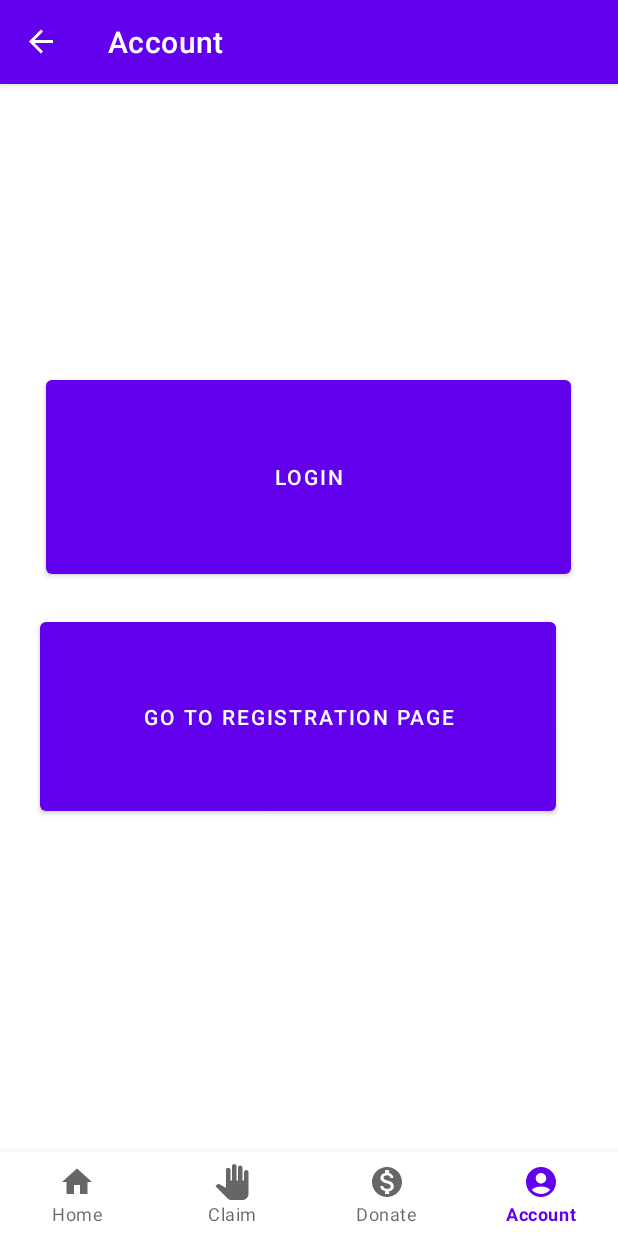
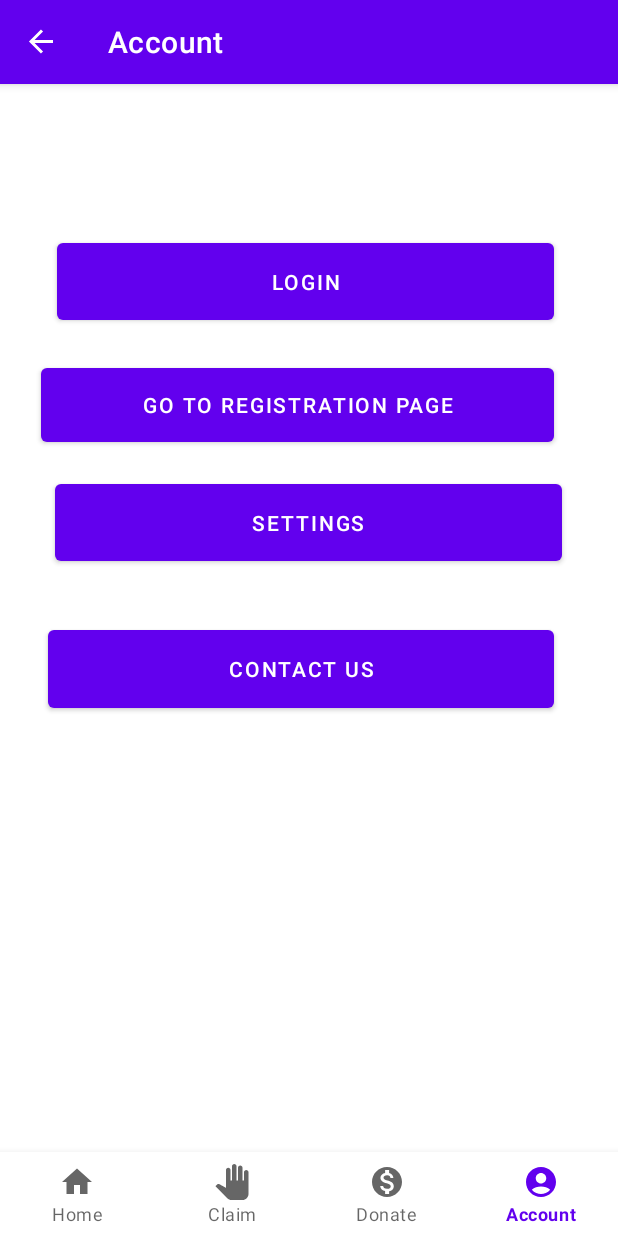
Before and after one commit to AbdullahArean/ClimateRelief, an Android app: the AccountFragment screen opened through its navigation route, on a phone screen of 412 x 824 dp. Run offline under Robolectric (Android 15) with nearby library versions, the light colour scheme and no system bars; our stand-ins replace navigation-ui; 1 statement that could not run was skipped.

Commit message:
Settings Adjusted, Moved From Activity main weather to account

```diff
--- a/app/src/main/AndroidManifest.xml
+++ b/app/src/main/AndroidManifest.xml
@@ -20,7 +20,6 @@
             android:name=".ui.activity.SplashScreenActivity"
             android:configChanges="orientation|keyboardHidden|screenSize"
             android:exported="true"
-            android:label="@string/title_activity_fullscreen"
             android:theme="@style/Theme.MyApplication.Fullscreen">
             <intent-filter>
                 <action android:name="android.intent.action.MAIN" />
--- a/app/src/main/java/com/arean/ClimateRelief/ui/account/AccountFragment.java
+++ b/app/src/main/java/com/arean/ClimateRelief/ui/account/AccountFragment.java
@@ -13,16 +13,18 @@ import androidx.fragment.app.Fragment;
 import androidx.lifecycle.ViewModelProvider;
 
 import com.arean.ClimateRelief.databinding.FragmentAccountBinding;
+import com.arean.ClimateRelief.R;
+import com.arean.ClimateRelief.ui.activity.ContactUsActivity;
 import com.arean.ClimateRelief.ui.activity.LoginActivity;
-import com.arean.ClimateRelief.R;
 import com.arean.ClimateRelief.ui.activity.RegisterActivity;
+import com.arean.ClimateRelief.ui.fragment.SettingsFragment;
+import com.arean.ClimateRelief.utils.AppUtil;
 
 public class AccountFragment extends Fragment {
 
 
 
     private FragmentAccountBinding binding;
-    private Button buttonRegisterFromAccount;
 
     public View onCreateView(@NonNull LayoutInflater inflater,
                              ViewGroup container, Bundle savedInstanceState) {
@@ -35,9 +37,6 @@ public class AccountFragment extends Fragment {
 
         binding = FragmentAccountBinding.inflate(inflater, container, false);
         View root = binding.getRoot();
-
-        final TextView textView = binding.textAccount;
-        accountViewModel.getText().observe(getViewLifecycleOwner(), textView::setText);
 
         Button buttonRegisterFromAccount = (Button) root.findViewById(R.id.buttonRegisterFromAccount);
 
@@ -59,15 +58,31 @@ public class AccountFragment extends Fragment {
             public void onClick(View view) {
                 Intent intent = new Intent(getActivity(), LoginActivity.class);
                 startActivity(intent);
+
+            }
+        });
+        Button buttoncontactus = (Button) root.findViewById(R.id.button_contactus);
+
+        buttoncontactus.setOnClickListener(new View.OnClickListener() {
+            @Override
+            public void onClick(View view) {
+                Intent intent = new Intent(getActivity(), ContactUsActivity.class);
+                startActivity(intent);
+            }
+        });
+        Button buttonsettings = root.findViewById(R.id.buttonsettings);
+        buttonsettings.setOnClickListener(new View.OnClickListener() {
+            @Override
+            public void onClick(View view) {
+                showAboutFragment();
             }
         });
 
 
-
-
-
-
         return root;
+    }
+    public void showAboutFragment() {
+       AppUtil.showFragment(new SettingsFragment(), requireActivity().getSupportFragmentManager(), true);
     }
 
     @Override
--- a/app/src/main/java/com/arean/ClimateRelief/ui/activity/MainActivityweather.java
+++ b/app/src/main/java/com/arean/ClimateRelief/ui/activity/MainActivityweather.java
@@ -25,7 +25,7 @@ import com.arean.ClimateRelief.model.db.ItemHourlyDB;
 import com.arean.ClimateRelief.model.fivedayweather.FiveDayResponse;
 import com.arean.ClimateRelief.model.fivedayweather.ItemHourly;
 import com.arean.ClimateRelief.utils.service.ApiService;
-import com.arean.ClimateRelief.ui.fragment.AboutFragment;
+import com.arean.ClimateRelief.ui.fragment.SettingsFragment;
 import com.arean.ClimateRelief.ui.fragment.MultipleDaysFragment;
 import com.arean.ClimateRelief.utils.ApiClient;
 import com.arean.ClimateRelief.utils.AppUtil;
@@ -156,7 +156,8 @@ public class MainActivityweather extends BaseActivity {
     binding.bar.setNavigationOnClickListener(new View.OnClickListener() {
       @Override
       public void onClick(View v) {
-        showAboutFragment();
+
+        //showAboutFragment();
       }
     });
     typeface = Typeface.createFromAsset(getAssets(), "fonts/Vazir.ttf");
@@ -518,7 +519,7 @@ public class MainActivityweather extends BaseActivity {
   }
 
   public void showAboutFragment() {
-    AppUtil.showFragment(new AboutFragment(), getSupportFragmentManager(), true);
+    AppUtil.showFragment(new SettingsFragment(), getSupportFragmentManager(), true);
   }
 
   @Override
--- a/app/src/main/java/com/arean/ClimateRelief/ui/fragment/AboutFragment.java
+++ b/app/src/main/java/com/arean/ClimateRelief/ui/fragment/SettingsFragment.java
@@ -19,7 +19,7 @@ import androidx.appcompat.app.AppCompatDelegate;
 import androidx.fragment.app.DialogFragment;
 
 import com.arean.ClimateRelief.R;
-import com.arean.ClimateRelief.databinding.FragmentAboutBinding;
+import com.arean.ClimateRelief.databinding.FragmentSettingsBinding;
 import com.arean.ClimateRelief.ui.activity.MainActivityweather;
 import com.arean.ClimateRelief.utils.AppUtil;
 import com.arean.ClimateRelief.utils.LocaleManager;
@@ -28,16 +28,16 @@ import com.arean.ClimateRelief.utils.SharedPreferencesUtil;
 import com.arean.ClimateRelief.utils.ViewAnimation;
 
 
-public class AboutFragment extends DialogFragment {
+public class SettingsFragment extends DialogFragment {
 
   private Activity activity;
   private String currentLanguage;
-  private FragmentAboutBinding binding;
+  private FragmentSettingsBinding binding;
 
   @Override
   public View onCreateView(@NonNull LayoutInflater inflater, ViewGroup container,
                            Bundle savedInstanceState) {
-    binding = FragmentAboutBinding.inflate(inflater, container, false);
+    binding = FragmentSettingsBinding.inflate(inflater, container, false);
     View view = binding.getRoot();
     initVariables(view);
     return view;
@@ -84,9 +84,9 @@ public class AboutFragment extends DialogFragment {
       @Override
       public void onClick(View v) {
         dismiss();
-        if (getFragmentManager() != null) {
-          getFragmentManager().popBackStack();
-        }
+//        if (getFragmentManager() != null) {
+//          getFragmentManager().popBackStack();
+//        }
       }
     });
     binding.englishButton.setOnClickListener(new View.OnClickListener() {
--- a/app/src/main/res/layout/activity_main_weather.xml
+++ b/app/src/main/res/layout/activity_main_weather.xml
@@ -32,6 +32,7 @@
 
 
             <com.google.android.material.bottomappbar.BottomAppBar
+                android:visibility="invisible"
                 android:id="@+id/bar"
                 android:layout_width="match_parent"
                 android:layout_height="?attr/actionBarSize"
@@ -43,7 +44,7 @@
                 android:id="@+id/next_days_button"
                 android:layout_width="wrap_content"
                 android:layout_height="wrap_content"
-                android:gravity="center"
+                android:gravity="right"
                 android:text="@string/next_15_days_label"
                 android:textAppearance="@style/TextAppearance.MaterialComponents.Body1"
                 android:textColor="@android:color/white"
--- a/app/src/main/res/layout/fragment_account.xml
+++ b/app/src/main/res/layout/fragment_account.xml
@@ -6,25 +6,10 @@
     android:layout_height="match_parent"
     tools:context=".ui.account.AccountFragment">
 
-    <TextView
-        android:id="@+id/text_account"
-        android:layout_width="match_parent"
-        android:layout_height="wrap_content"
-        android:layout_marginStart="8dp"
-        android:layout_marginTop="108dp"
-        android:layout_marginEnd="8dp"
-        android:textAlignment="center"
-        android:textSize="20sp"
-        android:visibility="invisible"
-        app:layout_constraintEnd_toEndOf="parent"
-        app:layout_constraintHorizontal_bias="1.0"
-        app:layout_constraintStart_toStartOf="parent"
-        app:layout_constraintTop_toTopOf="parent" />
-
     <Button
         android:id="@+id/buttonRegisterFromAccount"
-        android:layout_width="344dp"
-        android:layout_height="138dp"
+        android:layout_width="342dp"
+        android:layout_height="61dp"
         android:layout_marginTop="20dp"
         android:text="Go To Registration Page"
         app:layout_constraintEnd_toEndOf="parent"
@@ -34,14 +19,36 @@
 
     <Button
         android:id="@+id/buttonLoginFromAccount"
-        android:layout_width="350dp"
-        android:layout_height="141dp"
-        android:layout_marginBottom="256dp"
+        android:layout_width="331dp"
+        android:layout_height="63dp"
+        android:layout_marginTop="44dp"
         android:text="Login"
+        app:layout_constraintEnd_toEndOf="parent"
+        app:layout_constraintHorizontal_bias="0.475"
+        app:layout_constraintStart_toStartOf="parent"
+        app:layout_constraintTop_toTopOf="parent" />
+
+    <Button
+        android:id="@+id/buttonsettings"
+        android:layout_width="338dp"
+        android:layout_height="63dp"
+        android:layout_marginTop="16dp"
+        android:text="Settings"
+        app:layout_constraintEnd_toEndOf="parent"
+        app:layout_constraintHorizontal_bias="0.491"
+        app:layout_constraintStart_toStartOf="parent"
+        app:layout_constraintTop_toBottomOf="@+id/buttonRegisterFromAccount" />
+
+    <Button
+        android:id="@+id/button_contactus"
+        android:layout_width="337dp"
+        android:layout_height="64dp"
+        android:layout_marginTop="20dp"
+        android:text="Contact Us"
         app:layout_constraintBottom_toBottomOf="parent"
         app:layout_constraintEnd_toEndOf="parent"
-        app:layout_constraintHorizontal_bias="0.495"
+        app:layout_constraintHorizontal_bias="0.432"
         app:layout_constraintStart_toStartOf="parent"
-        app:layout_constraintTop_toBottomOf="@+id/text_account"
-        app:layout_constraintVertical_bias="0.0" />
+        app:layout_constraintTop_toBottomOf="@+id/buttonsettings"
+        app:layout_constraintVertical_bias="0.038" />
 </androidx.constraintlayout.widget.ConstraintLayout>
--- a/app/src/main/res/layout/fragment_about.xml
+++ b/app/src/main/res/layout/fragment_settings.xml
@@ -9,7 +9,7 @@
     android:gravity="bottom"
     android:layoutDirection="locale"
     android:orientation="vertical"
-    tools:context=".ui.activity.MainActivityweather">
+    >
 
     <com.google.android.material.floatingactionbutton.FloatingActionButton
         android:id="@+id/close_button"
--- a/gradle.properties
+++ b/gradle.properties
@@ -15,3 +15,4 @@ android.nonTransitiveRClass=true
 org.gradle.jvmargs=-Xmx2048m -Dfile.encoding\=UTF-8
 android.useAndroidX=true
 android.enableJetifier=true
+android.debug.obsoleteApi=true
```
